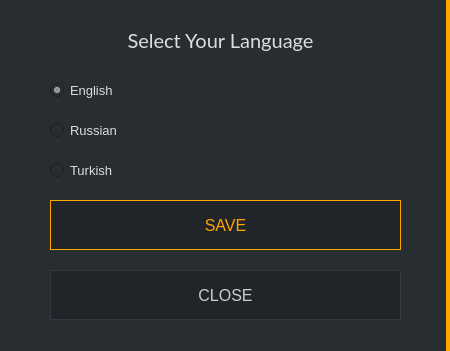
ConcealNetwork/conceal-desktop, file src/gui/ui/languagesettings.ui: the form before one commit.
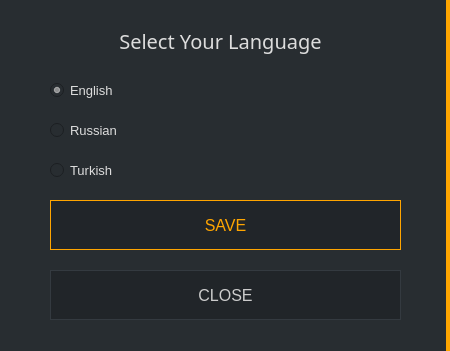
The form after the commit.

```diff
--- a/src/gui/ui/languagesettings.ui
+++ b/src/gui/ui/languagesettings.ui
@@ -48,7 +48,7 @@
     </property>
     <property name="font">
      <font>
-      <family>Lato</family>
+      <family>Raleway</family>
       <pointsize>15</pointsize>
      </font>
     </property>
```
